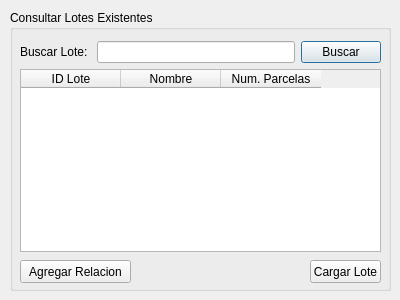
franciscocontreras93/agrae, file ui/dialogs/lote_dialog.ui: the form before one commit.
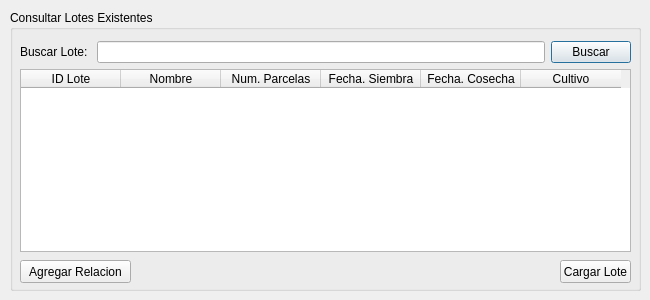
The form after the commit.

Commit message: actualizadas funciones de lotes y sql en base de datos

Diff of the .ui file:
```diff
--- a/ui/dialogs/lote_dialog.ui
+++ b/ui/dialogs/lote_dialog.ui
@@ -6,19 +6,19 @@
    <rect>
     <x>0</x>
     <y>0</y>
-    <width>400</width>
+    <width>650</width>
     <height>300</height>
    </rect>
   </property>
   <property name="minimumSize">
    <size>
-    <width>400</width>
-    <height>200</height>
+    <width>650</width>
+    <height>300</height>
    </size>
   </property>
   <property name="maximumSize">
    <size>
-    <width>400</width>
+    <width>650</width>
     <height>300</height>
    </size>
   </property>
@@ -30,7 +30,7 @@
     <rect>
      <x>10</x>
      <y>10</y>
-     <width>381</width>
+     <width>631</width>
      <height>281</height>
     </rect>
    </property>
@@ -42,7 +42,7 @@
      <rect>
       <x>10</x>
       <y>31</y>
-      <width>361</width>
+      <width>611</width>
       <height>211</height>
      </rect>
     </property>
@@ -90,6 +90,21 @@
          <string>Num. Parcelas</string>
         </property>
        </column>
+       <column>
+        <property name="text">
+         <string>Fecha. Siembra</string>
+        </property>
+       </column>
+       <column>
+        <property name="text">
+         <string>Fecha. Cosecha</string>
+        </property>
+       </column>
+       <column>
+        <property name="text">
+         <string>Cultivo</string>
+        </property>
+       </column>
       </widget>
      </item>
     </layout>
@@ -97,7 +112,7 @@
    <widget class="QPushButton" name="btn_cargar_lote">
     <property name="geometry">
      <rect>
-      <x>300</x>
+      <x>550</x>
       <y>250</y>
       <width>71</width>
       <height>23</height>
```
The commit also changes 7 other files.
